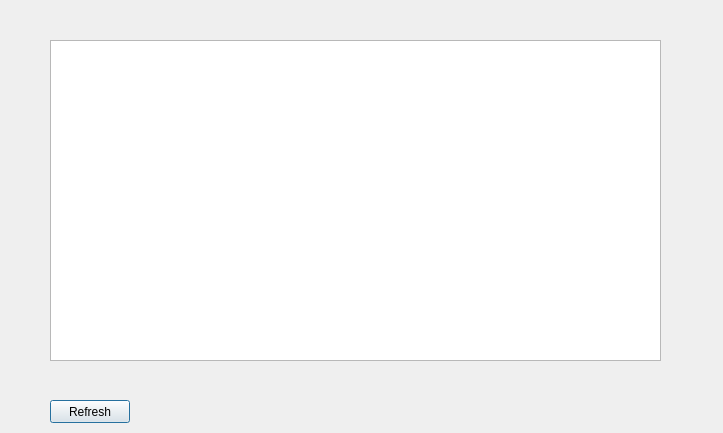
The window that GUI Code/BlockTrial3/displaywindow.ui (sonderswag/Modular-LED-HRI-) describes before a commit, drawn with Qt 5.
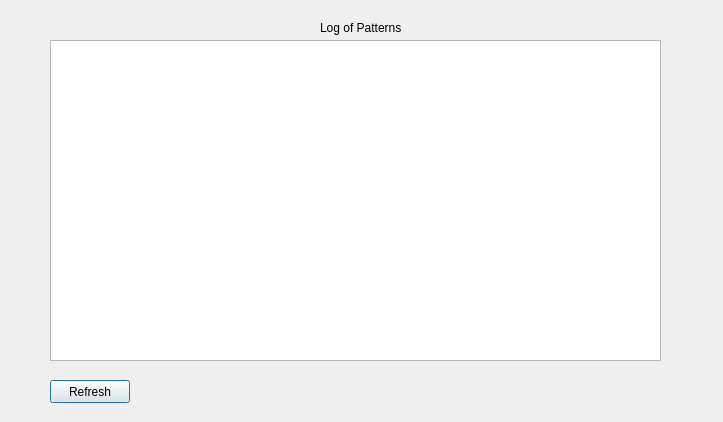
The same window after the commit.

Patch:
```diff
--- a/GUI Code/BlockTrial3/displaywindow.ui
+++ b/GUI Code/BlockTrial3/displaywindow.ui
@@ -7,7 +7,7 @@
     <x>0</x>
     <y>0</y>
     <width>723</width>
-    <height>433</height>
+    <height>422</height>
    </rect>
   </property>
   <property name="windowTitle">
@@ -27,7 +27,7 @@
    <property name="geometry">
     <rect>
      <x>50</x>
-     <y>400</y>
+     <y>380</y>
      <width>80</width>
      <height>23</height>
     </rect>
@@ -36,6 +36,19 @@
     <string>Refresh</string>
    </property>
   </widget>
+  <widget class="QLabel" name="label">
+   <property name="geometry">
+    <rect>
+     <x>320</x>
+     <y>20</y>
+     <width>121</width>
+     <height>16</height>
+    </rect>
+   </property>
+   <property name="text">
+    <string>Log of Patterns</string>
+   </property>
+  </widget>
  </widget>
  <resources/>
  <connections/>
```
